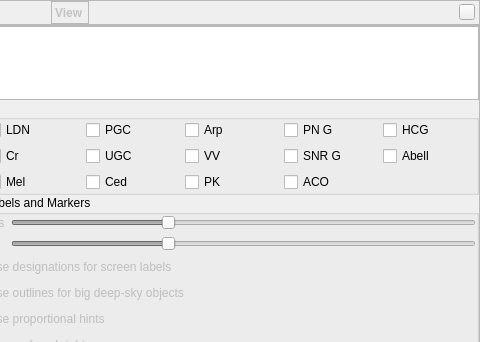
Before: the Qt Designer form src/gui/viewDialog.ui in 519984307/stellarium_src, drawn with Qt 5; both pictures show x 314 to 794 and y 0 to 342 of the 794 by 591 pixel window.
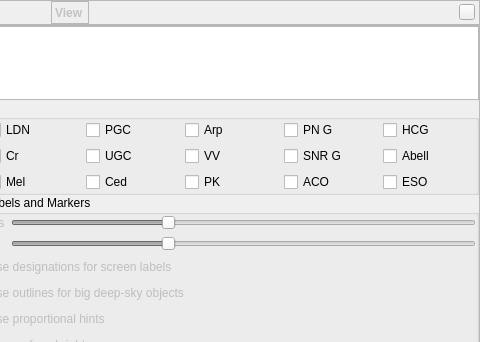
After: the same form once the commit is applied. The open tabs and pages were chosen to show the change. Icons and pictures are not drawn. Custom widgets are drawn as their Qt base class.

Patch:
```diff
--- a/src/gui/viewDialog.ui
+++ b/src/gui/viewDialog.ui
@@ -1897,6 +1897,19 @@
                </attribute>
               </widget>
              </item>
+             <item row="2" column="7">
+              <widget class="QCheckBox" name="checkBoxESO">
+               <property name="toolTip">
+                <string>ESO/Uppsala Survey of the ESO(B) Atlas (Lauberts, 1982)</string>
+               </property>
+               <property name="text">
+                <string notr="true">ESO</string>
+               </property>
+               <attribute name="buttonGroup">
+                <string notr="true">buttonGroupDisplayedDSOCatalogs</string>
+               </attribute>
+              </widget>
+             </item>
             </layout>
            </widget>
           </item>
```
